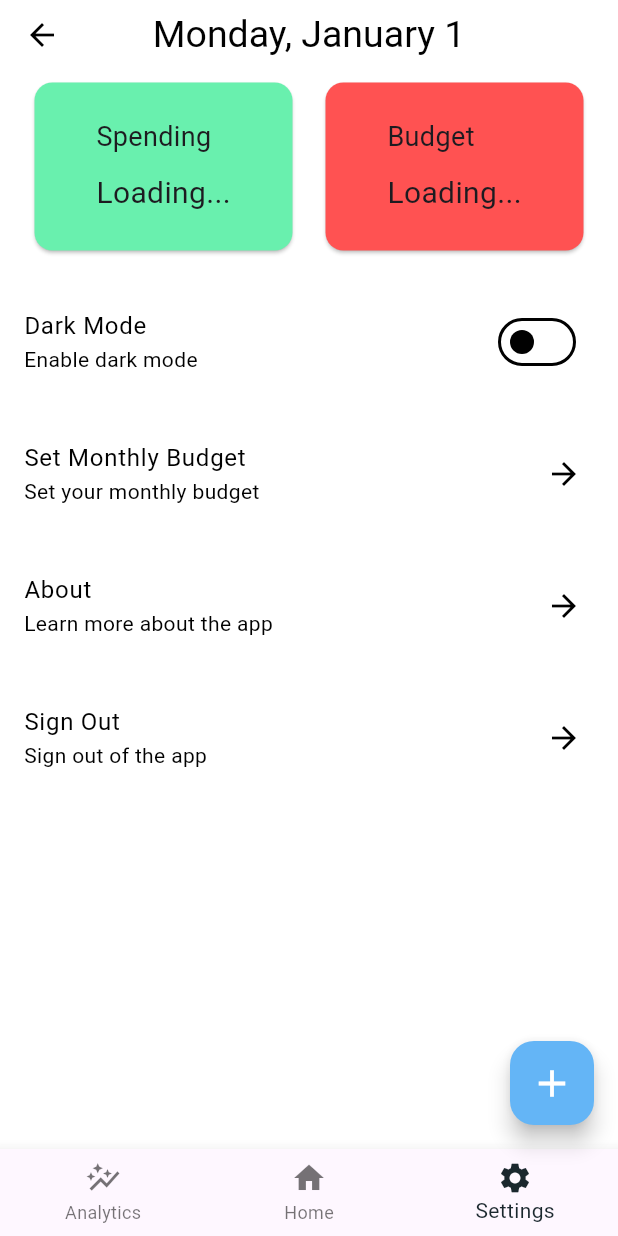
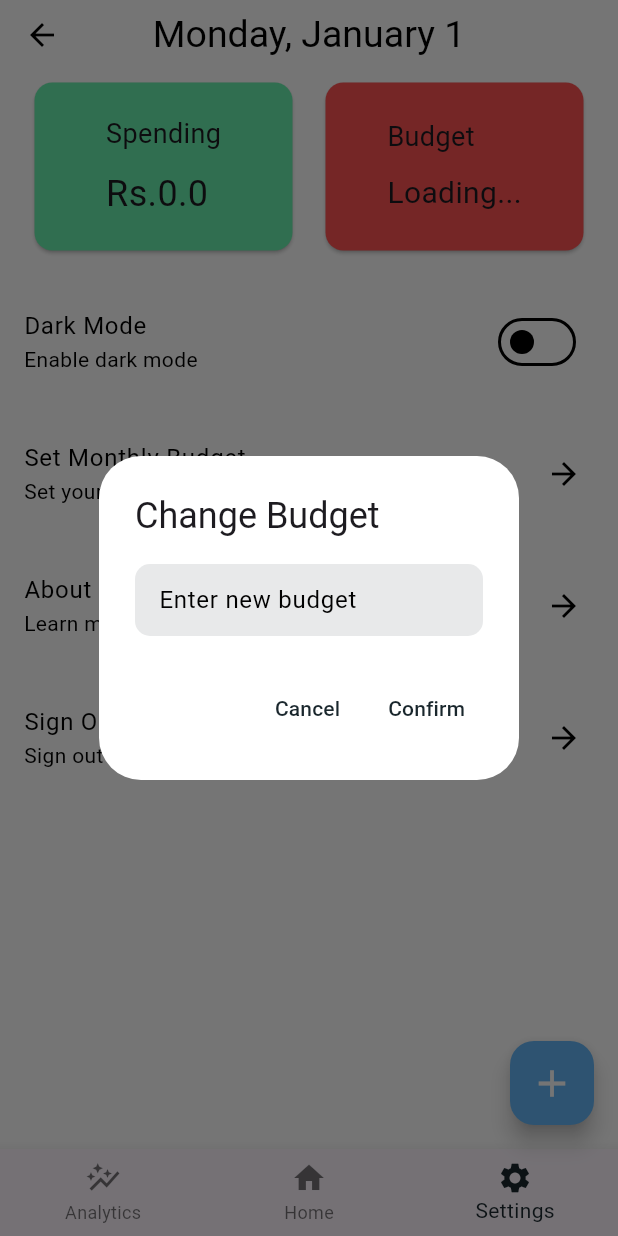
Before and after one commit to NAM1-9000/AppDev-Project, a Flutter app: the MainScreen screen opened by its route, item 3 of the bottom bar chosen, after a tap on "Set Monthly Budget", on a phone screen of 412 x 824 dp. Run offline on Flutter 3.47's test engine with Material 3 defaults, Android fonts, the phone set to English and light mode, and no system bars; our stand-ins replace bloc, cloud_firestore, equatable, firebase_auth, firebase_core, flutter_bloc and 2 more; accounts and stored records are empty.

Commit message:
some cleanup

```diff
--- a/expense_tracker/lib/presentation/screens/main screen/analytics_body.dart
+++ b/expense_tracker/lib/presentation/screens/main screen/analytics_body.dart
@@ -105,7 +105,7 @@ class _AnalyticsBodyState extends State<AnalyticsBody> {
       child: Scaffold(
         body: BlocBuilder<AddEntryCubit, AddEntryState>(
           builder: (context, state) {
-            print('state in build: $state');
+            //print('state in build: $state');
             if (state is AddEntriesLoaded) {
               _chartData = state.userEntries;
 
--- a/expense_tracker/lib/presentation/screens/main screen/main_screen.dart
+++ b/expense_tracker/lib/presentation/screens/main screen/main_screen.dart
@@ -1,4 +1,6 @@
 import 'package:expense_tracker/business%20logic/cubits/auth/auth_cubit.dart';
+import 'package:expense_tracker/business%20logic/cubits/entry/add_entry_cubit.dart';
+import 'package:expense_tracker/data/models/entry_model.dart';
 import 'package:expense_tracker/presentation/screens/main%20screen/analytics_body.dart';
 import 'package:expense_tracker/presentation/screens/main%20screen/home_body.dart';
 import 'package:expense_tracker/presentation/screens/main%20screen/settings_body.dart';
@@ -16,6 +18,32 @@ class MainScreen extends StatefulWidget {
 
 class _MainScreenState extends State<MainScreen> {
   int _currentIndex = 1;
+  double sum = 0.0;
+  late String userEmail;
+
+// void fetchEntries(String userEmail) {
+//     BlocProvider.of<AddEntryCubit>(context)
+//         .asyncGetEntries(userEmail: userEmail);
+//   }
+
+  @override
+  void initState() {
+    super.initState();
+    final usercubit = BlocProvider.of<AuthCubit>(context);
+    if (usercubit.state is AuthSuccess) {
+      userEmail = (usercubit.state as AuthSuccess).userModel.email;
+      print(userEmail);
+      final entrycubit = BlocProvider.of<AddEntryCubit>(context);
+      //print(entrycubit.state);
+      if (entrycubit.state is AddEntryInitial) {
+        BlocProvider.of<AddEntryCubit>(context)
+            .asyncGetEntries(userEmail: userEmail);
+        if (entrycubit.state is AddEntriesLoaded) {
+          //print('niga');
+        }
+      }
+    }
+  }
 
   @override
   Widget build(BuildContext context) {
@@ -54,24 +82,41 @@ class _MainScreenState extends State<MainScreen> {
                                 Text('Spending',
                                     style: const TextStyle(fontSize: 18)),
                                 SizedBox(height: 10),
-                                // monthly spending
-                                BlocBuilder<AuthCubit, AuthState>(
-                                  builder: (context, state) {
-                                    if (state is AuthSuccess) {
-                                      return Text(
-                                        "Rs.${state.userModel.monthlySpending.toString()}",
-                                        style: const TextStyle(
-                                          fontSize: 24,
-                                        ),
-                                      );
-                                    } else {
-                                      return const Text(
-                                        'Loading...',
-                                        style: TextStyle(fontSize: 20),
-                                      );
+                                //monthly spending
+                                // BlocBuilder<AuthCubit, AuthState>(
+                                //   builder: (context, state) {
+                                //     if (state is AuthSuccess) {
+                                //       return Text(
+                                //         "Rs.${state.userModel.monthlySpending.toString()}",
+                                //         style: const TextStyle(
+                                //           fontSize: 24,
+                                //         ),
+                                //       );
+                                //     } else {
+                                //       return const Text(
+                                //         'Loading...',
+                                //         style: TextStyle(fontSize: 20),
+                                //       );
+                                //     }
+                                //   },
+                                // ),
+
+                                BlocConsumer<AddEntryCubit, AddEntryState>(
+                                    listener: (context, state) {
+                                  print(state);
+                                  if (state is AddEntriesLoaded) {
+                                    for (EntryModel entry
+                                        in state.userEntries) {
+                                      sum = sum + entry.amount;
+                                      print(sum);
                                     }
-                                  },
-                                ),
+                                  }
+                                }, builder: (context, state) {
+                                  return Text(
+                                    'Rs.$sum',
+                                    style: TextStyle(fontSize: 24),
+                                  );
+                                })
                               ],
                             ),
                           ],
--- a/expense_tracker/lib/presentation/screens/main screen/settings_body.dart
+++ b/expense_tracker/lib/presentation/screens/main screen/settings_body.dart
@@ -5,8 +5,55 @@ import 'package:expense_tracker/utils/pallete.dart';
 import 'package:flutter/material.dart';
 import 'package:flutter_bloc/flutter_bloc.dart';
 
-class SettingsBody extends StatelessWidget {
+class SettingsBody extends StatefulWidget {
   const SettingsBody({Key? key});
+
+  @override
+  State<SettingsBody> createState() => _SettingsBodyState();
+}
+
+class _SettingsBodyState extends State<SettingsBody> {
+  TextEditingController _budgetController = TextEditingController();
+
+  void showChangeBudgetDialogue() {
+    showDialog(
+      context: context,
+      builder: (BuildContext context) {
+        return AlertDialog(
+          title: const Text('Change Budget'),
+          content: TextField(
+            controller: _budgetController,
+            keyboardType: TextInputType.number,
+            decoration: const InputDecoration(
+              hintText: 'Enter new budget',
+            ),
+          ),
+          actions: [
+            TextButton(
+              onPressed: () {
+                Navigator.of(context).pop();
+              },
+              child: const Text('Cancel'),
+            ),
+            TextButton(
+              onPressed: () {
+                // Access the AuthCubit and update the user's monthly budget
+                final authCubit = context.read<AuthCubit>();
+                final newBudget =
+                    double.tryParse(_budgetController.text) ?? 0.0;
+
+                // Update the user's monthly budget attribute
+                authCubit.updateUserMonthlyBudget(newBudget);
+
+                Navigator.of(context).pop(); // Close the dialog
+              },
+              child: const Text('Confirm'),
+            ),
+          ],
+        );
+      },
+    );
+  }
 
   @override
   Widget build(BuildContext context) {
@@ -60,7 +107,9 @@ class SettingsBody extends StatelessWidget {
               title: const Text('Set Monthly Budget'),
               subtitle: const Text('Set your monthly budget'),
               trailing: const Icon(Icons.arrow_forward),
-              onTap: () {},
+              onTap: () {
+                showChangeBudgetDialogue();
+              },
             ),
             const Divider(
               color: Colors.transparent,
```
Also changed, not shown: expense_tracker/lib/business logic/cubits/auth/auth_cubit.dart (+21 -0 lines), expense_tracker/lib/data/network/auth_network.dart (+7 -0 lines), expense_tracker/lib/presentation/screens/analytics_screen.dart (deleted, +0 -22 lines), expense_tracker/lib/presentation/screens/main screen/home_body.dart (+12 -1 lines), app proj.png (added), 1 other file.
